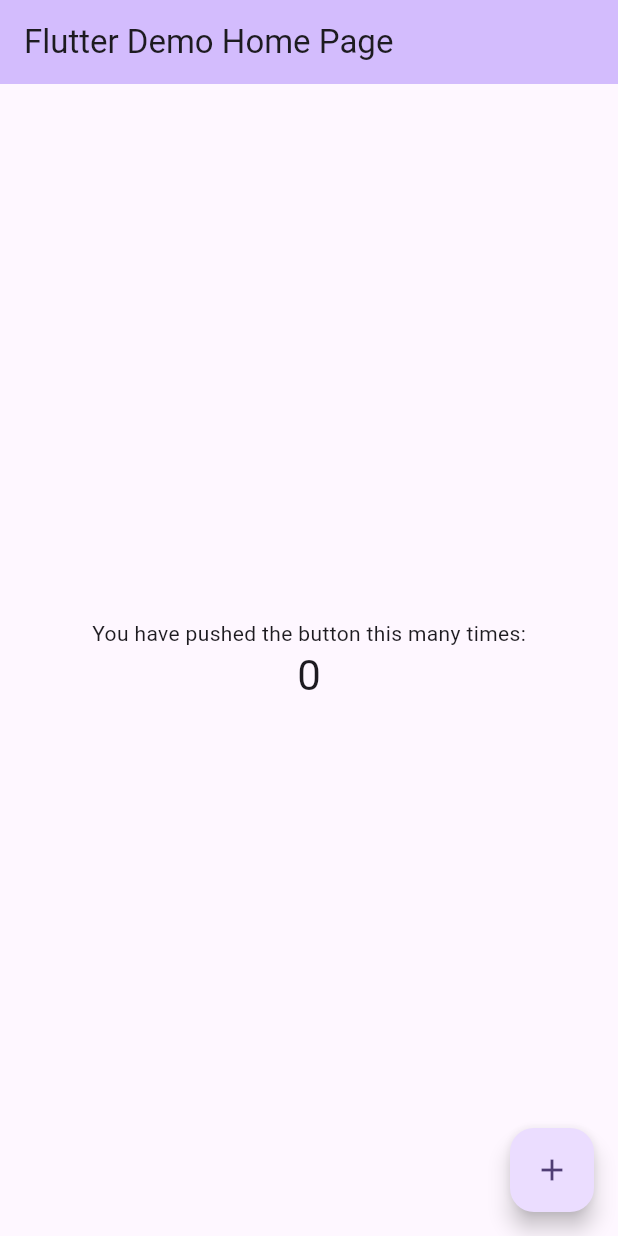
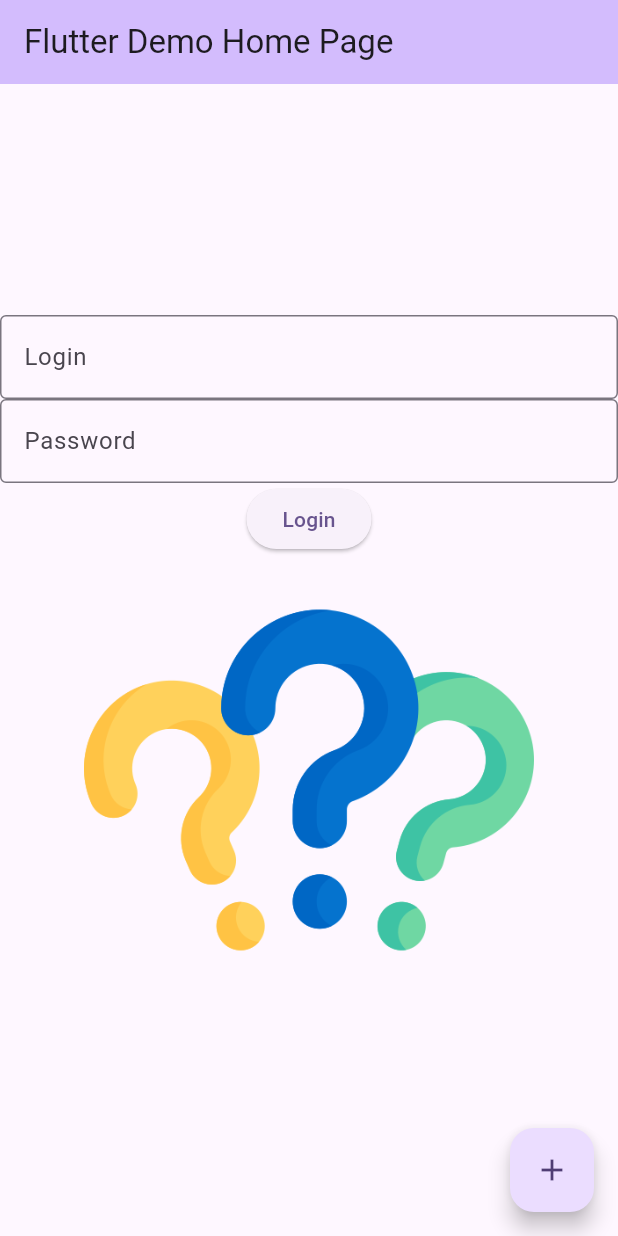
Before and after one commit to Alex-1909-DN/lab8, a Flutter app: the screen it shows after launch, on a phone screen of 412 x 824 dp. Run offline on Flutter 3.47's test engine with Material 3 defaults, Android fonts, the phone set to English and light mode, and no system bars.

Commit message:
save lab2 before creating week_lab 3

```diff
--- a/lib/main.dart
+++ b/lib/main.dart
@@ -56,6 +56,22 @@ class MyHomePage extends StatefulWidget {
 
 class _MyHomePageState extends State<MyHomePage> {
   int _counter = 0;
+  final TextEditingController _login = TextEditingController();
+  final TextEditingController _password = TextEditingController();
+  String? passWord;
+  bool obsecurePassWord = true;
+  var imageSource = "images/question-mark.png";
+  void handleLogin() {
+    setState(() {
+      passWord = _password.text;
+      obsecurePassWord = false;
+      if (passWord == "QWERTY123") {
+        imageSource = "images/idea.png";
+      } else {
+        imageSource = "images/stop.png";
+      }
+    });
+  }
 
   void _incrementCounter() {
     setState(() {
@@ -105,13 +121,27 @@ class _MyHomePageState extends State<MyHomePage> {
           // wireframe for each widget.
           mainAxisAlignment: MainAxisAlignment.center,
           children: <Widget>[
-            const Text(
-              'You have pushed the button this many times:',
+            TextField(
+              controller: _login,
+              decoration: const InputDecoration(
+                  hintText: "Please enter user name",
+                  labelText: "Login",
+                  border: OutlineInputBorder()),
             ),
-            Text(
-              '$_counter',
-              style: Theme.of(context).textTheme.headlineMedium,
+            TextField(
+              controller: _password,
+              decoration: const InputDecoration(
+                hintText: "Please enter password",
+                labelText: "Password",
+                border: OutlineInputBorder(),
+              ),
+              obscureText: obsecurePassWord,
             ),
+            ElevatedButton(
+              onPressed: handleLogin,
+              child: const Text("Login"),
+            ),
+            Image.asset(imageSource, width: 300, height: 300),
           ],
         ),
       ),
```
Also changed, not shown: pubspec.yaml (+5 -5 lines), images/idea.png (added), images/question-mark.png (added), images/stop.png (added).
